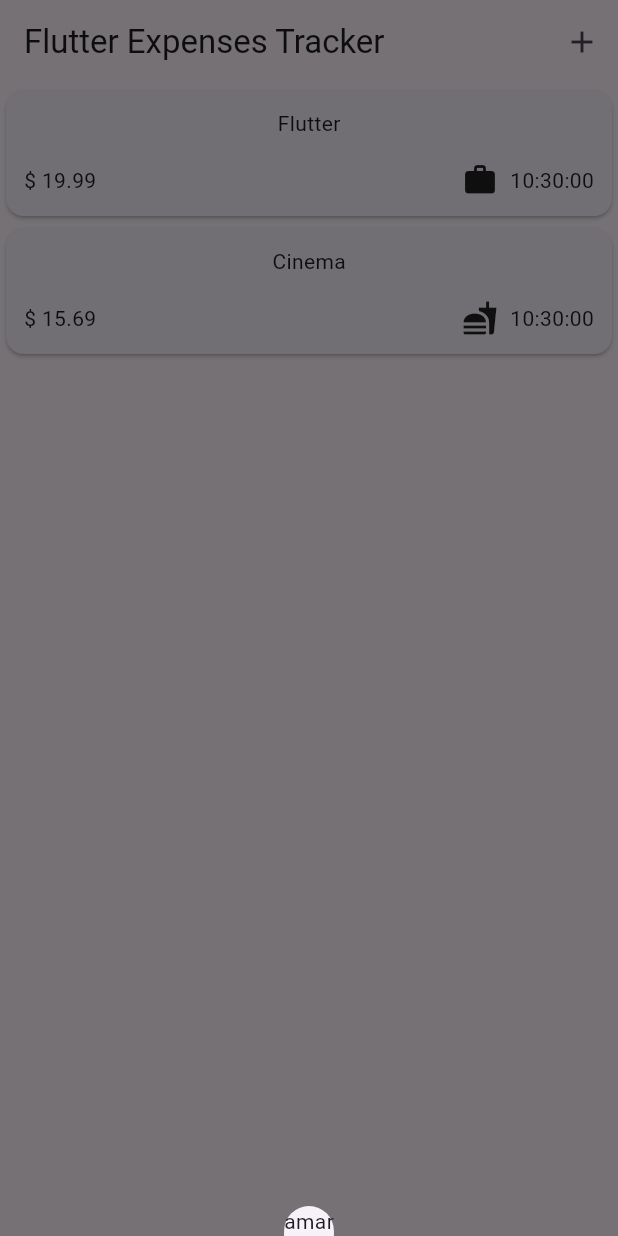
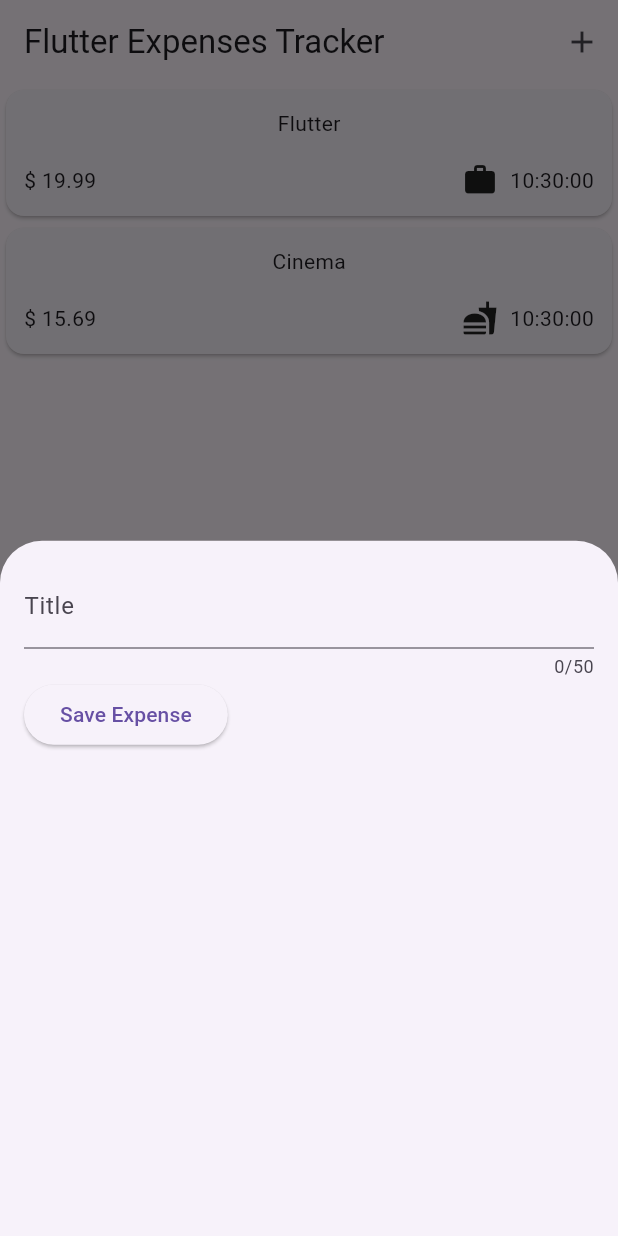
Before and after one commit to ammarelriyali/Expenses-Tracker, a Flutter app: the screen it shows after launch, after a tap on the "add" icon, on a phone screen of 412 x 824 dp. Run offline on Flutter 3.47's test engine with Material 3 defaults, Android fonts, the phone set to English and light mode, and no system bars.

Commit message:
add new expense page and constants

```diff
--- a/expenses_tracker/lib/Module/Expenses/Widgets/Screens/expenses_page.dart
+++ b/expenses_tracker/lib/Module/Expenses/Widgets/Screens/expenses_page.dart
@@ -14,8 +14,8 @@ class ExpensesPage extends StatefulWidget {
 }
 
 class _ExpensesPage extends State<ExpensesPage> {
-  void _biuldBottom(){
-    showModalBottomSheet(context: context, builder: (ctx) {return const Text("amar");});
+  void _buildBottom(){
+    showModalBottomSheet(context: context, builder: (ctx) {return const NewExpensesPage();});
   }
   @override
   Widget build(BuildContext context) {
@@ -23,7 +23,7 @@ class _ExpensesPage extends State<ExpensesPage> {
         appBar: AppBar(title: const Text(ExpensesConstants.title),
           actions: [
             IconButton(
-                onPressed: _biuldBottom,
+                onPressed: _buildBottom,
                 icon: const Icon(ExpensesConstants.appBarIcon))
           ],
         ),
--- /dev/null
+++ b/expenses_tracker/lib/Module/Expenses/Widgets/Screens/new_expenses_page.dart
@@ -0,0 +1,41 @@
+import 'package:expenses_tracker/Util/Constants/expenses/new_expense_constants.dart';
+import 'package:expenses_tracker/Util/Constants/theme_constants.dart';
+import 'package:flutter/material.dart';
+
+class NewExpensesPage extends StatefulWidget {
+  const NewExpensesPage({super.key});
+
+  @override
+  State<NewExpensesPage> createState() {
+    return _NewExpensesPage();
+  }
+}
+
+class _NewExpensesPage extends State<NewExpensesPage> {
+  final _textEditingController = TextEditingController();
+
+  @override
+  void dispose() {
+    _textEditingController.dispose();
+    super.dispose();
+  }
+
+  @override
+  Widget build(BuildContext context) {
+    return  Padding(
+      padding: const EdgeInsets.all(ThemeConstants.defaultPadding),
+      child: Column(
+        children: [
+          TextField(controller: _textEditingController,
+            maxLength: NewExpenseConstants.expenseNameTextLength,
+            decoration: const InputDecoration(
+                label: Text(NewExpenseConstants.expenseNameText)),
+          ),
+          Row(
+            children: [ElevatedButton(onPressed: (){print(_textEditingController.text);}, child: const Text(NewExpenseConstants.expenseNameSaveButton))],
+          )
+        ],
+      ),
+    );
+  }
+}
--- /dev/null
+++ b/expenses_tracker/lib/Util/Constants/expenses/new_expense_constants.dart
@@ -0,0 +1,5 @@
+class NewExpenseConstants {
+  static const expenseNameTextLength = 50;
+  static const expenseNameText = "Title";
+  static const expenseNameSaveButton = "Save Expense";
+}
```
